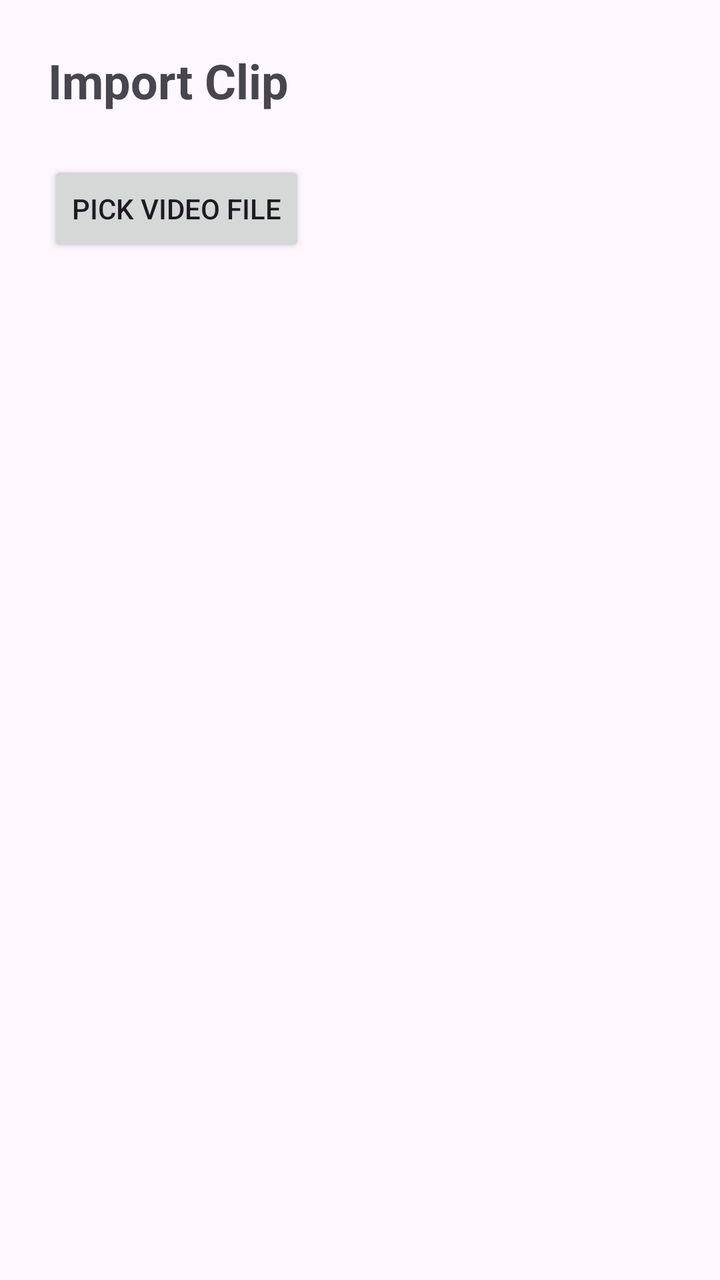
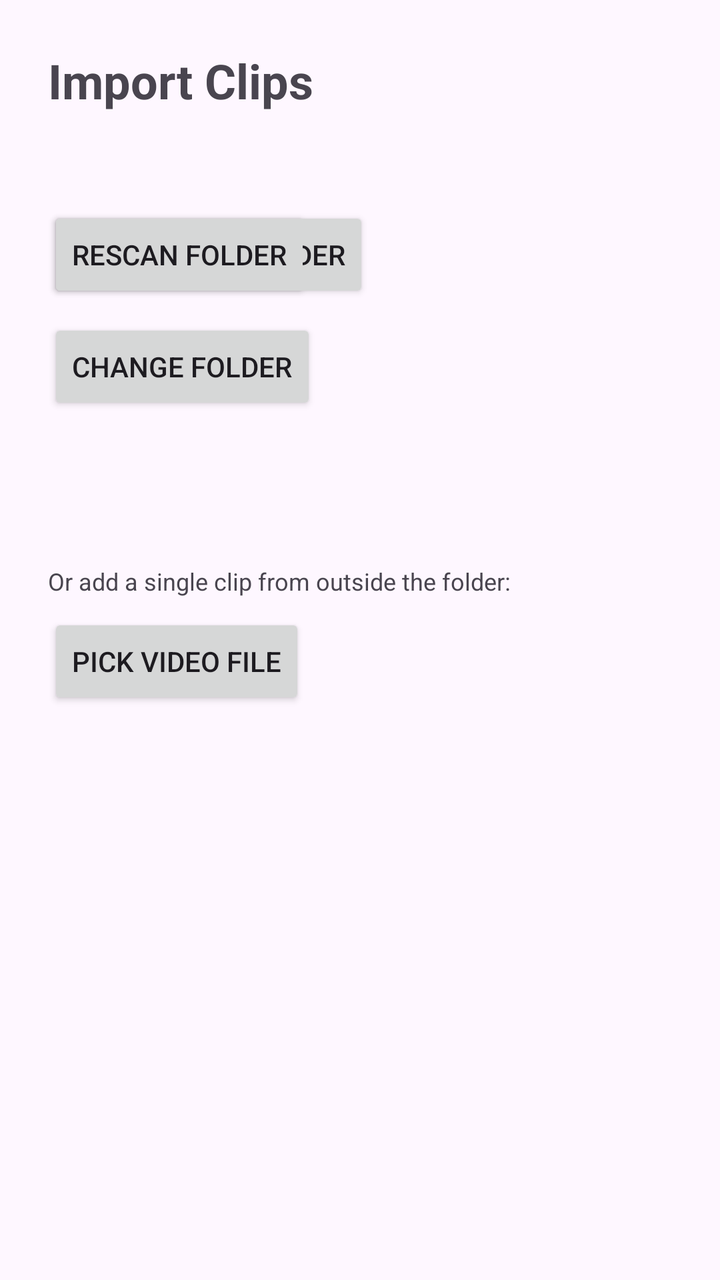

An Android layout rendered at two revisions. The XML below is the earlier revision; the diff shows what the commit changed to produce the second picture.
<!-- AndroidManifest.xml: application theme Theme.RLVault -->
<!-- res/layout/activity_import_clip.xml -->
<?xml version="1.0" encoding="utf-8"?>
<androidx.constraintlayout.widget.ConstraintLayout xmlns:android="http://schemas.android.com/apk/res/android"
    xmlns:app="http://schemas.android.com/apk/res-auto"
    android:layout_width="match_parent"
    android:layout_height="match_parent"
    android:padding="24dp">

    <TextView
        android:id="@+id/titleText"
        android:layout_width="wrap_content"
        android:layout_height="wrap_content"
        android:text="@string/import_clip_title"
        android:textSize="24sp"
        android:textStyle="bold"
        app:layout_constraintTop_toTopOf="parent"
        app:layout_constraintStart_toStartOf="parent" />

    <Button
        android:id="@+id/pickFileButton"
        android:layout_width="wrap_content"
        android:layout_height="wrap_content"
        android:layout_marginTop="24dp"
        android:text="@string/import_clip_pick_button"
        app:layout_constraintTop_toBottomOf="@id/titleText"
        app:layout_constraintStart_toStartOf="parent" />

    <TextView
        android:id="@+id/statusText"
        android:layout_width="0dp"
        android:layout_height="wrap_content"
        android:layout_marginTop="24dp"
        android:textSize="14sp"
        app:layout_constraintTop_toBottomOf="@id/pickFileButton"
        app:layout_constraintStart_toStartOf="parent"
        app:layout_constraintEnd_toEndOf="parent" />

</androidx.constraintlayout.widget.ConstraintLayout>
<!-- resources referenced by this layout -->
<resources>
  <string name="import_clip_pick_button">Pick Video File</string>
  <string name="import_clip_title">Import Clip</string>
  <style name="Theme.RLVault" parent="Theme.Material3.DayNight.NoActionBar">
          <item name="colorPrimary">#8B5CF6</item>
      </style>
</resources>

<!-- the commit's change to res/layout/activity_import_clip.xml (unified diff, before → after) -->
@@ -15,13 +15,41 @@
         app:layout_constraintTop_toTopOf="parent"
         app:layout_constraintStart_toStartOf="parent" />
 
+    <TextView
+        android:id="@+id/folderPathText"
+        android:layout_width="0dp"
+        android:layout_height="wrap_content"
+        android:layout_marginTop="12dp"
+        android:textSize="14sp"
+        app:layout_constraintTop_toBottomOf="@id/titleText"
+        app:layout_constraintStart_toStartOf="parent"
+        app:layout_constraintEnd_toEndOf="parent" />
+
     <Button
-        android:id="@+id/pickFileButton"
+        android:id="@+id/selectFolderButton"
         android:layout_width="wrap_content"
         android:layout_height="wrap_content"
-        android:layout_marginTop="24dp"
-        android:text="@string/import_clip_pick_button"
-        app:layout_constraintTop_toBottomOf="@id/titleText"
+        android:layout_marginTop="16dp"
+        android:text="@string/import_clip_select_folder_button"
+        app:layout_constraintTop_toBottomOf="@id/folderPathText"
+        app:layout_constraintStart_toStartOf="parent" />
+
+    <Button
+        android:id="@+id/rescanButton"
+        android:layout_width="wrap_content"
+        android:layout_height="wrap_content"
+        android:layout_marginTop="16dp"
+        android:text="@string/import_clip_rescan_button"
+        app:layout_constraintTop_toBottomOf="@id/folderPathText"
+        app:layout_constraintStart_toStartOf="parent" />
+
+    <Button
+        android:id="@+id/changeFolderButton"
+        android:layout_width="wrap_content"
+        android:layout_height="wrap_content"
+        android:layout_marginTop="8dp"
+        android:text="@string/import_clip_change_folder_button"
+        app:layout_constraintTop_toBottomOf="@id/rescanButton"
         app:layout_constraintStart_toStartOf="parent" />
 
     <TextView
@@ -30,8 +58,27 @@
         android:layout_height="wrap_content"
         android:layout_marginTop="24dp"
         android:textSize="14sp"
-        app:layout_constraintTop_toBottomOf="@id/pickFileButton"
+        app:layout_constraintTop_toBottomOf="@id/changeFolderButton"
         app:layout_constraintStart_toStartOf="parent"
         app:layout_constraintEnd_toEndOf="parent" />
 
+    <TextView
+        android:id="@+id/manualImportLabel"
+        android:layout_width="wrap_content"
+        android:layout_height="wrap_content"
+        android:layout_marginTop="32dp"
+        android:text="@string/import_clip_manual_label"
+        android:textSize="12sp"
+        app:layout_constraintTop_toBottomOf="@id/statusText"
+        app:layout_constraintStart_toStartOf="parent" />
+
+    <Button
+        android:id="@+id/pickFileButton"
+        android:layout_width="wrap_content"
+        android:layout_height="wrap_content"
+        android:layout_marginTop="8dp"
+        android:text="@string/import_clip_pick_button"
+        app:layout_constraintTop_toBottomOf="@id/manualImportLabel"
+        app:layout_constraintStart_toStartOf="parent" />
+
 </androidx.constraintlayout.widget.ConstraintLayout>
<!-- resource entries referenced after the edit -->
@@ -1,7 +1,11 @@
 <!-- resources referenced by this layout -->
 <resources>
+  <string name="import_clip_change_folder_button">Change Folder</string>
+  <string name="import_clip_manual_label">Or add a single clip from outside the folder:</string>
   <string name="import_clip_pick_button">Pick Video File</string>
-  <string name="import_clip_title">Import Clip</string>
+  <string name="import_clip_rescan_button">Rescan Folder</string>
+  <string name="import_clip_select_folder_button">Select Clip Folder</string>
+  <string name="import_clip_title">Import Clips</string>
   <style name="Theme.RLVault" parent="Theme.Material3.DayNight.NoActionBar">
           <item name="colorPrimary">#8B5CF6</item>
       </style>
